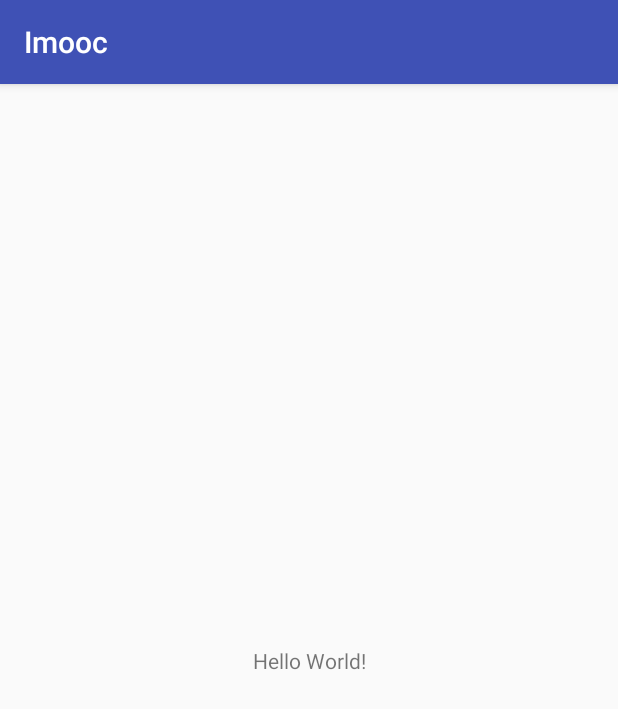
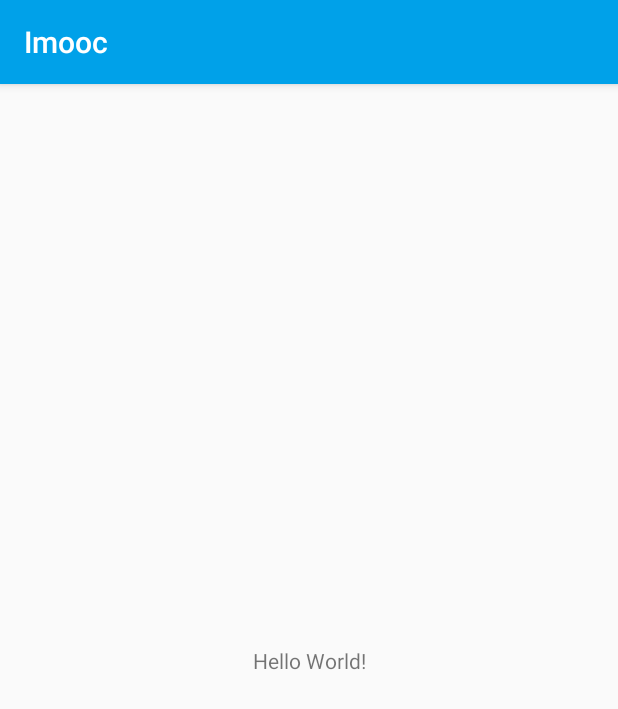
Before and after one commit to WYK765331852/Imooc, an Android app: the screen it shows after launch (MainActivity), on a phone screen of 412 x 824 dp. Shown: the top 709 px of the screen. Run offline under Robolectric (Android 15) with nearby library versions, the phone set to English and light mode, and no system bars.

Commit message:
the first commit

```diff
--- a/app/src/main/AndroidManifest.xml
+++ b/app/src/main/AndroidManifest.xml
@@ -16,6 +16,7 @@
                 <category android:name="android.intent.category.LAUNCHER" />
             </intent-filter>
         </activity>
+        <activity android:name=".Main2Activity"></activity>
     </application>
 
 </manifest>
--- a/app/src/main/java/com/example/lenovo/imooc/MainActivity.java
+++ b/app/src/main/java/com/example/lenovo/imooc/MainActivity.java
@@ -9,5 +9,6 @@ public class MainActivity extends AppCompatActivity {
     protected void onCreate(Bundle savedInstanceState) {
         super.onCreate(savedInstanceState);
         setContentView(R.layout.activity_main);
+
     }
 }
--- a/app/src/main/res/values/colors.xml
+++ b/app/src/main/res/values/colors.xml
@@ -1,6 +1,6 @@
 <?xml version="1.0" encoding="utf-8"?>
 <resources>
-    <color name="colorPrimary">#3F51B5</color>
-    <color name="colorPrimaryDark">#303F9F</color>
-    <color name="colorAccent">#FF4081</color>
+    <color name="colorPrimary">#00a1e9</color>
+    <color name="colorPrimaryDark">#00a1e9</color>
+    <color name="colorAccent">#00a1e9</color>
 </resources>
--- a/build.gradle
+++ b/build.gradle
@@ -1,11 +1,13 @@
 // Top-level build file where you can add configuration options common to all sub-projects/modules.
 
 buildscript {
+    ext.kotlin_version = '1.1.51'
     repositories {
         jcenter()
     }
     dependencies {
         classpath 'com.android.tools.build:gradle:2.3.3'
+        classpath "org.jetbrains.kotlin:kotlin-gradle-plugin:$kotlin_version"
 
         // NOTE: Do not place your application dependencies here; they belong
         // in the individual module build.gradle files
```
Also changed, not shown: app/build.gradle (+11 -2 lines), app/src/main/res/layout/imooc_item_cv.xml (added, +16 -0 lines), app/src/main/res/layout/imooc_main_activity.xml (added, +12 -0 lines), 5 other files.
